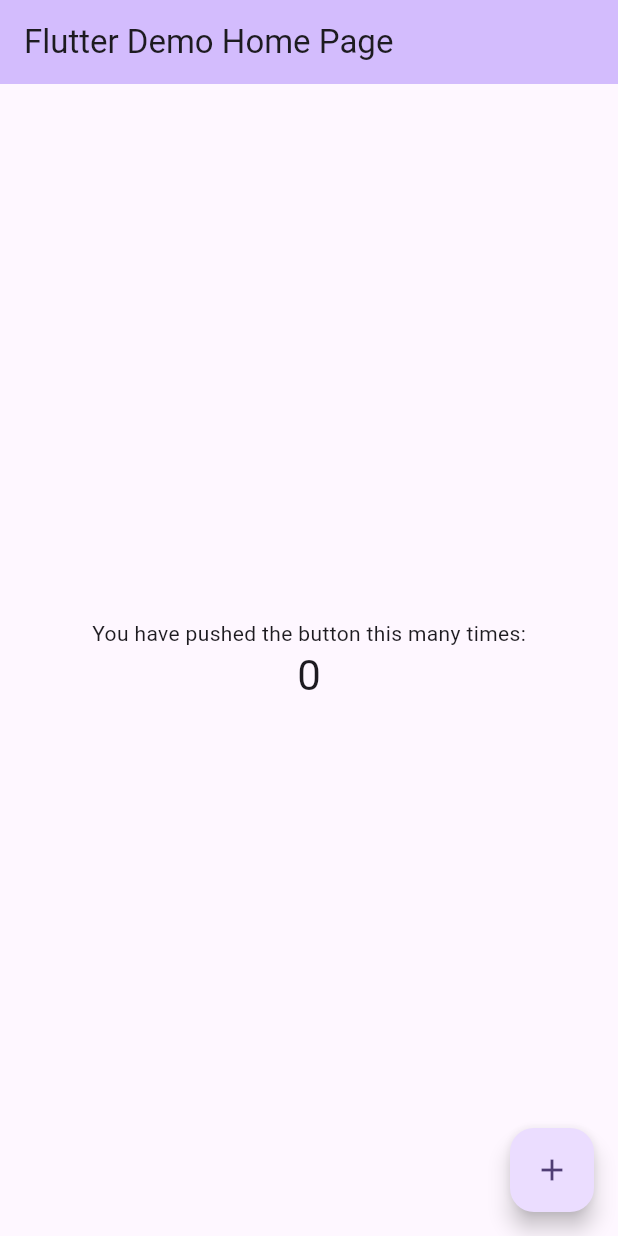
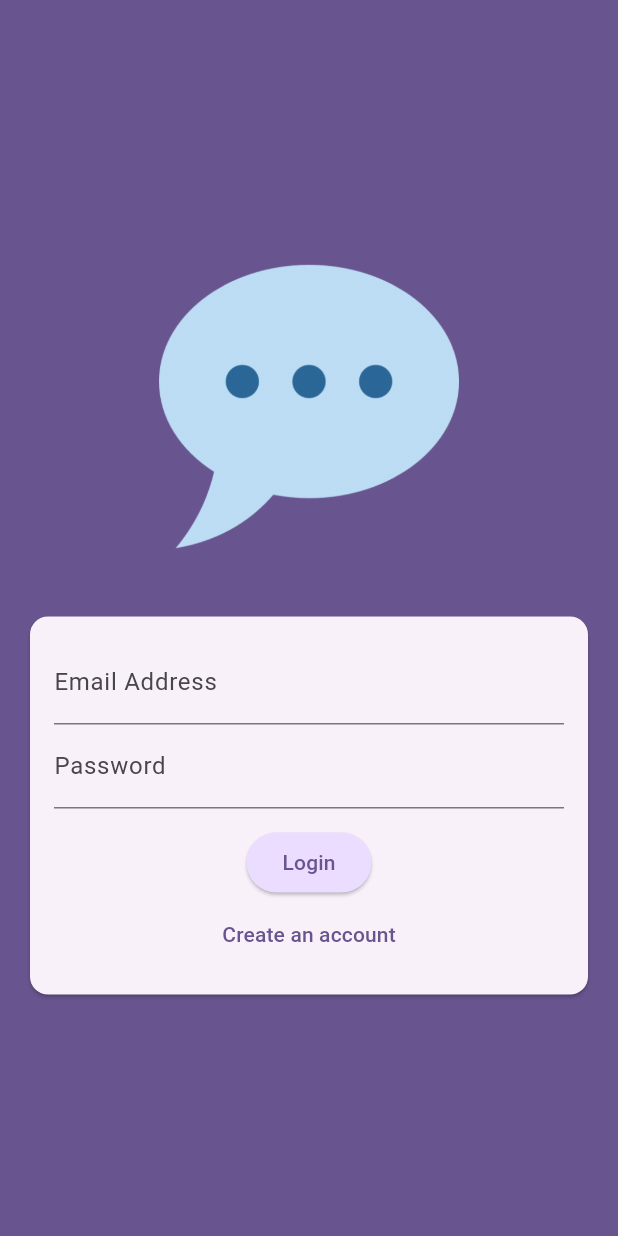
Before and after one commit to sanashajiya/chat_app, a Flutter app: the screen it shows after launch, on a phone screen of 412 x 824 dp. Run offline on Flutter 3.47's test engine with Material 3 defaults, Android fonts, the phone set to English and light mode, and no system bars; our stand-ins replace firebase_auth, firebase_core; accounts and stored records are empty; generated files the repository leaves out were written again.

Commit message:
Implement complete authentication flow

```diff
--- a/lib/main.dart
+++ b/lib/main.dart
@@ -1,6 +1,14 @@
+import 'package:chat_app/screens/auth.dart';
+import 'package:chat_app/screens/chat.dart';
+import 'package:chat_app/screens/splash_screen.dart';
+import 'package:firebase_auth/firebase_auth.dart';
 import 'package:flutter/material.dart';
+import 'firebase_options.dart';
+import 'package:firebase_core/firebase_core.dart';
 
-void main() {
+void main() async {
+  WidgetsFlutterBinding.ensureInitialized();
+  await Firebase.initializeApp(options: DefaultFirebaseOptions.currentPlatform);
   runApp(const MyApp());
 }
 
@@ -11,112 +19,23 @@ class MyApp extends StatelessWidget {
   @override
   Widget build(BuildContext context) {
     return MaterialApp(
-      title: 'Flutter Demo',
-      theme: ThemeData(
-        // This is the theme of your application.
-        //
-        // TRY THIS: Try running your application with "flutter run". You'll see
-        // the application has a purple toolbar. Then, without quitting the app,
-        // try changing the seedColor in the colorScheme below to Colors.green
-        // and then invoke "hot reload" (save your changes or press the "hot
-        // reload" button in a Flutter-supported IDE, or press "r" if you used
-        // the command line to start the app).
-        //
-        // Notice that the counter didn't reset back to zero; the application
-        // state is not lost during the reload. To reset the state, use hot
-        // restart instead.
-        //
-        // This works for code too, not just values: Most code changes can be
-        // tested with just a hot reload.
+      title: 'Flutter Chat',
+      theme: ThemeData().copyWith(
+        useMaterial3: true,
         colorScheme: ColorScheme.fromSeed(seedColor: Colors.deepPurple),
       ),
-      home: const MyHomePage(title: 'Flutter Demo Home Page'),
+      home: StreamBuilder(
+        stream: FirebaseAuth.instance.authStateChanges(),
+        builder: (ctx, snapshot) {
+          if (snapshot.connectionState == ConnectionState.waiting) {
+            return const SplashScreen();
+          }
+          if (snapshot.hasData) {
+            return const ChatScreen();
+          }
+          return const AuthScreen();
+        },
+      ),
     );
   }
 }
-
-class MyHomePage extends StatefulWidget {
-  const MyHomePage({super.key, required this.title});
-
-  // This widget is the home page of your application. It is stateful, meaning
-  // that it has a State object (defined below) that contains fields that affect
-  // how it looks.
-
-  // This class is the configuration for the state. It holds the values (in this
-  // case the title) provided by the parent (in this case the App widget) and
-  // used by the build method of the State. Fields in a Widget subclass are
-  // always marked "final".
-
-  final String title;
-
-  @override
-  State<MyHomePage> createState() => _MyHomePageState();
-}
-
-class _MyHomePageState extends State<MyHomePage> {
-  int _counter = 0;
-
-  void _incrementCounter() {
-    setState(() {
-      // This call to setState tells the Flutter framework that something has
-      // changed in this State, which causes it to rerun the build method below
-      // so that the display can reflect the updated values. If we changed
-      // _counter without calling setState(), then the build method would not be
-      // called again, and so nothing would appear to happen.
-      _counter++;
-    });
-  }
-
-  @override
-  Widget build(BuildContext context) {
-    // This method is rerun every time setState is called, for instance as done
-    // by the _incrementCounter method above.
-    //
-    // The Flutter framework has been optimized to make rerunning build methods
-    // fast, so that you can just rebuild anything that needs updating rather
-    // than having to individually change instances of widgets.
-    return Scaffold(
-      appBar: AppBar(
-        // TRY THIS: Try changing the color here to a specific color (to
-        // Colors.amber, perhaps?) and trigger a hot reload to see the AppBar
-        // change color while the other colors stay the same.
-        backgroundColor: Theme.of(context).colorScheme.inversePrimary,
-        // Here we take the value from the MyHomePage object that was created by
-        // the App.build method, and use it to set our appbar title.
-        title: Text(widget.title),
-      ),
-      body: Center(
-        // Center is a layout widget. It takes a single child and positions it
-        // in the middle of the parent.
-        child: Column(
-          // Column is also a layout widget. It takes a list of children and
-          // arranges them vertically. By default, it sizes itself to fit its
-          // children horizontally, and tries to be as tall as its parent.
-          //
-          // Column has various properties to control how it sizes itself and
-          // how it positions its children. Here we use mainAxisAlignment to
-          // center the children vertically; the main axis here is the vertical
-          // axis because Columns are vertical (the cross axis would be
-          // horizontal).
-          //
-          // TRY THIS: Invoke "debug painting" (choose the "Toggle Debug Paint"
-          // action in the IDE, or press "p" in the console), to see the
-          // wireframe for each widget.
-          mainAxisAlignment: MainAxisAlignment.center,
-          children: <Widget>[
-            const Text('You have pushed the button this many times:'),
-            Text(
-              '$_counter',
-              style: Theme.of(context).textTheme.headlineMedium,
-            ),
-          ],
-        ),
-      ),
-      floatingActionButton: FloatingActionButton(
-        onPressed: _incrementCounter,
-        tooltip: 'Increment',
-        child: const Icon(Icons.add),
-      ), // This trailing comma makes auto-formatting nicer for build methods.
-    );
-  }
-}
--- /dev/null
+++ b/lib/screens/auth.dart
@@ -0,0 +1,143 @@
+import 'package:flutter/material.dart';
+import 'package:firebase_auth/firebase_auth.dart';
+
+final _firebase = FirebaseAuth.instance;
+
+class AuthScreen extends StatefulWidget {
+  const AuthScreen({super.key});
+
+  @override
+  State<AuthScreen> createState() => _AuthScreenState();
+}
+
+class _AuthScreenState extends State<AuthScreen> {
+  final _formkey = GlobalKey<FormState>();
+  var _isLogin = true;
+  var _enteredEmail = '';
+  var _enteredPassword = '';
+
+  void _submit() async {
+    final isvalid = _formkey.currentState!.validate();
+    if (!isvalid) {
+      return;
+    }
+    _formkey.currentState!.save();
+    try {
+      if (_isLogin) {
+        final userCredentials = await _firebase.signInWithEmailAndPassword(
+          email: _enteredEmail,
+          password: _enteredPassword,
+        );
+        // print(userCredentials);
+      } else {
+        final userCredentials = await _firebase.createUserWithEmailAndPassword(
+          email: _enteredEmail,
+          password: _enteredPassword,
+        );
+        // print(userCredentials);
+      }
+    } on FirebaseAuthException catch (e) {
+      ScaffoldMessenger.of(context).clearSnackBars();
+      ScaffoldMessenger.of(context).showSnackBar(
+        SnackBar(content: Text(e.message ?? 'Authentication failed')),
+      );
+    }
+  }
+
+  @override
+  Widget build(BuildContext context) {
+    return Scaffold(
+      backgroundColor: Theme.of(context).colorScheme.primary,
+      body: Center(
+        child: SingleChildScrollView(
+          child: Column(
+            mainAxisAlignment: MainAxisAlignment.center,
+            children: [
+              Container(
+                margin: const EdgeInsets.only(
+                  bottom: 20,
+                  top: 30,
+                  left: 20,
+                  right: 20,
+                ),
+                width: 200,
+                child: Image.asset('assets/images/chat.png'),
+              ),
+              Card(
+                margin: EdgeInsets.all(20),
+                child: SingleChildScrollView(
+                  child: Padding(
+                    padding: EdgeInsets.all(16),
+                    child: Form(
+                      key: _formkey,
+                      child: Column(
+                        mainAxisSize: MainAxisSize.min,
+                        children: [
+                          TextFormField(
+                            decoration: InputDecoration(
+                              labelText: 'Email Address',
+                            ),
+                            keyboardType: TextInputType.emailAddress,
+                            autocorrect: false,
+                            textCapitalization: TextCapitalization.none,
+                            validator: (value) {
+                              if (value == null ||
+                                  value.trim().isEmpty ||
+                                  !value.contains('@')) {
+                                return "Please enter a valid email address";
+                              }
+                              return null;
+                            },
+                            onSaved: (value) {
+                              _enteredEmail = value!;
+                            },
+                          ),
+                          TextFormField(
+                            decoration: InputDecoration(labelText: 'Password'),
+                            obscureText: true,
+                            validator: (value) {
+                              if (value == null || value.trim().length < 6) {
+                                return "Password must be at least 6 characters long";
+                              }
+                              return null;
+                            },
+                            onSaved: (value) {
+                              _enteredPassword = value!;
+                            },
+                          ),
+                          SizedBox(height: 12),
+                          ElevatedButton(
+                            onPressed: _submit,
+                            style: ElevatedButton.styleFrom(
+                              backgroundColor:
+                                  Theme.of(
+                                    context,
+                                  ).colorScheme.primaryContainer,
+                            ),
+                            child: Text(_isLogin ? 'Login' : 'Signup'),
+                          ),
+                          TextButton(
+                            onPressed: () {
+                              setState(() {
+                                _isLogin = !_isLogin;
+                              });
+                            },
+                            child: Text(
+                              _isLogin
+                                  ? 'Create an account'
+                                  : 'I already have an account',
+                            ),
+                          ),
+                        ],
+                      ),
+                    ),
+                  ),
+                ),
+              ),
+            ],
+          ),
+        ),
+      ),
+    );
+  }
+}
```
Also changed, not shown: lib/screens/chat.dart (added, +28 -0 lines), lib/screens/splash_screen.dart (added, +14 -0 lines), pubspec.yaml (+5 -3 lines), assets/images/chat.png (added), firebase.json (added), pubspec.lock, 6 other files.
